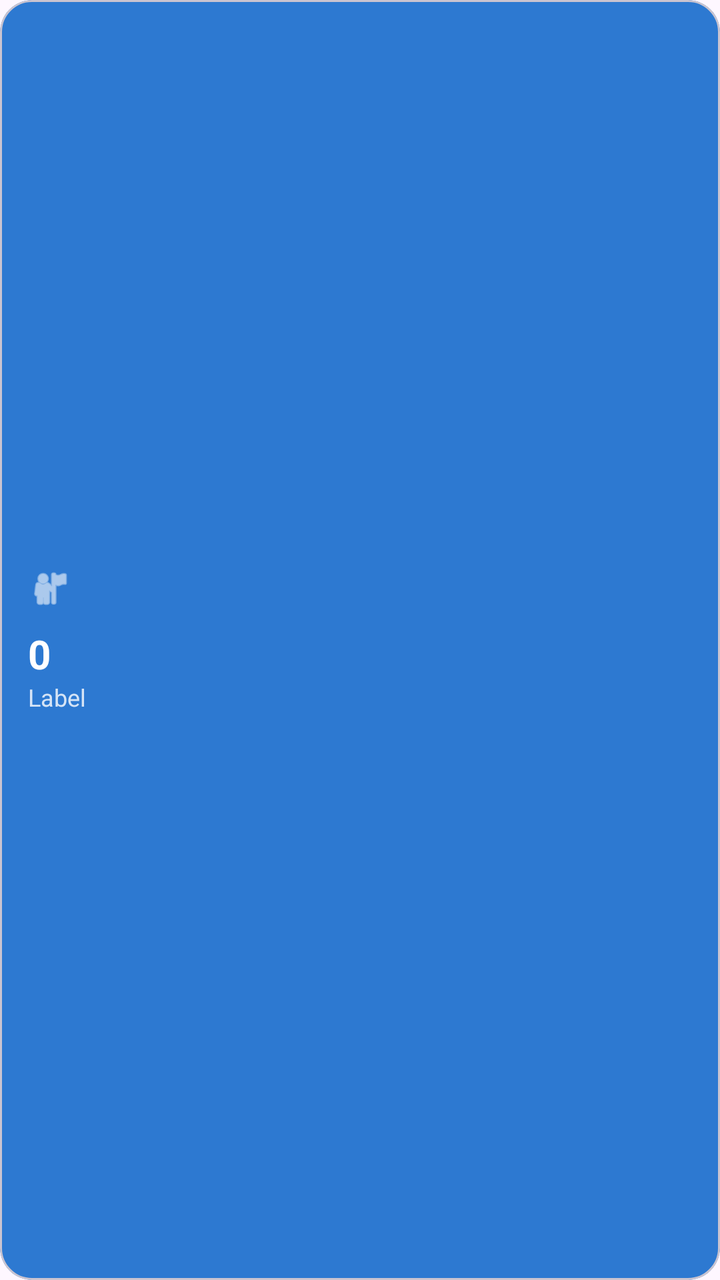
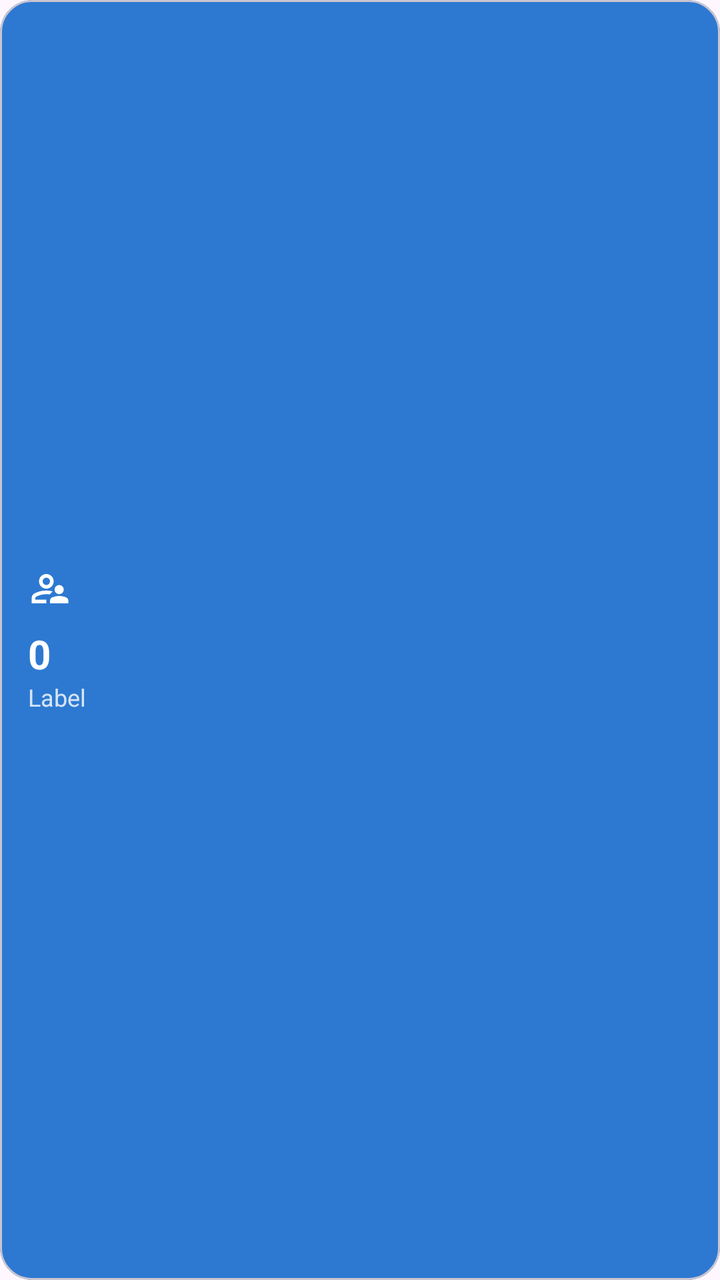

Before-and-after screenshots of an Android layout around one commit, followed by the original layout XML and the change that was made.
<!-- AndroidManifest.xml: application theme Theme.Mobicare -->
<!-- res/layout/item_admin_stat_card.xml -->
<?xml version="1.0" encoding="utf-8"?>
<com.google.android.material.card.MaterialCardView xmlns:android="http://schemas.android.com/apk/res/android"
    xmlns:app="http://schemas.android.com/apk/res-auto"
    android:layout_width="match_parent"
    android:layout_height="115dp"
    android:layout_margin="8dp"
    app:cardBackgroundColor="#2D79D1"
    app:cardCornerRadius="16dp"
    app:cardElevation="0dp">

    <LinearLayout
        android:layout_width="match_parent"
        android:layout_height="match_parent"
        android:gravity="center_vertical"
        android:orientation="vertical"
        android:padding="14dp">

        <ImageView
            android:id="@+id/ivStatIcon"
            android:layout_width="22dp"
            android:layout_height="22dp"
            android:src="@android:drawable/ic_menu_myplaces"
            app:tint="@color/pure_white" />

        <TextView
            android:id="@+id/tvStatNumber"
            android:layout_width="wrap_content"
            android:layout_height="wrap_content"
            android:layout_marginTop="8dp"
            android:text="0"
            android:textColor="@color/pure_white"
            android:textSize="20sp"
            android:textStyle="bold" />

        <TextView
            android:id="@+id/tvStatLabel"
            android:layout_width="wrap_content"
            android:layout_height="wrap_content"
            android:text="Label"
            android:textColor="#CCFFFFFF"
            android:textSize="12sp" />
    </LinearLayout>
</com.google.android.material.card.MaterialCardView>
<!-- resources referenced by this layout -->
<resources>
  <color name="pure_white">#FFFFFF</color>
  <style name="Theme.Mobicare" parent="Base.Theme.Mobicare" />
  <style name="Base.Theme.Mobicare" parent="Theme.Material3.DayNight.NoActionBar">
          <item name="android:fontFamily">sans-serif</item>
          <item name="fontFamily">sans-serif</item>
          <item name="colorPrimary">@color/healing_green</item>
          <item name="colorOnPrimary">@color/pure_white</item>
          <item name="colorPrimaryContainer">@color/healing_green</item>
          <item name="colorOnPrimaryContainer">@color/pure_white</item>
          <item name="android:statusBarColor">#155A91</item>
      </style>
  <color name="healing_green">#388E3C</color>
</resources>

<!-- the commit's change to res/layout/item_admin_stat_card.xml (unified diff, before → after) -->
@@ -19,7 +19,7 @@
             android:id="@+id/ivStatIcon"
             android:layout_width="22dp"
             android:layout_height="22dp"
-            android:src="@android:drawable/ic_menu_myplaces"
+            android:src="@drawable/ic_guardian"
             app:tint="@color/pure_white" />
 
         <TextView
<!-- resource entries referenced after the edit -->
@@ -1,6 +1,12 @@
 <!-- resources referenced by this layout -->
 <resources>
   <color name="pure_white">#FFFFFF</color>
+  <!-- drawable ic_guardian (drawable) -->
+  <vector xmlns:android="http://schemas.android.com/apk/res/android" android:height="24dp" android:tint="#000000" android:viewportHeight="960" android:viewportWidth="960" android:width="24dp">
+        
+      <path android:fillColor="@android:color/white" android:pathData="M609,571Q580,542 580,500Q580,458 609,429Q638,400 680,400Q722,400 751,429Q780,458 780,500Q780,542 751,571Q722,600 680,600Q638,600 609,571ZM480,800L480,744Q480,720 492.5,699.5Q505,679 528,670Q564,655 602.5,647.5Q641,640 680,640Q719,640 757.5,647.5Q796,655 832,670Q855,679 867.5,699.5Q880,720 880,744L880,800L480,800ZM287,433Q240,386 240,320Q240,254 287,207Q334,160 400,160Q466,160 513,207Q560,254 560,320Q560,386 513,433Q466,480 400,480Q334,480 287,433ZM400,320Q400,320 400,320Q400,320 400,320Q400,320 400,320Q400,320 400,320Q400,320 400,320Q400,320 400,320Q400,320 400,320Q400,320 400,320ZM80,800L80,688Q80,654 97,625.5Q114,597 144,582Q204,552 268.5,536Q333,520 400,520Q435,520 470,526Q505,532 540,540Q523,557 506,574Q489,591 472,608Q454,603 436,601.5Q418,600 400,600Q342,600 286.5,614Q231,628 180,654Q170,659 165,668Q160,677 160,688L160,720L400,720L400,800L80,800ZM400,720Q400,720 400,720Q400,720 400,720Q400,720 400,720Q400,720 400,720L400,720L400,720Q400,720 400,720Q400,720 400,720Q400,720 400,720Q400,720 400,720ZM456.5,376.5Q480,353 480,320Q480,287 456.5,263.5Q433,240 400,240Q367,240 343.5,263.5Q320,287 320,320Q320,353 343.5,376.5Q367,400 400,400Q433,400 456.5,376.5Z"/>
+      
+  </vector>
   <style name="Theme.Mobicare" parent="Base.Theme.Mobicare" />
   <style name="Base.Theme.Mobicare" parent="Theme.Material3.DayNight.NoActionBar">
           <item name="android:fontFamily">sans-serif</item>
